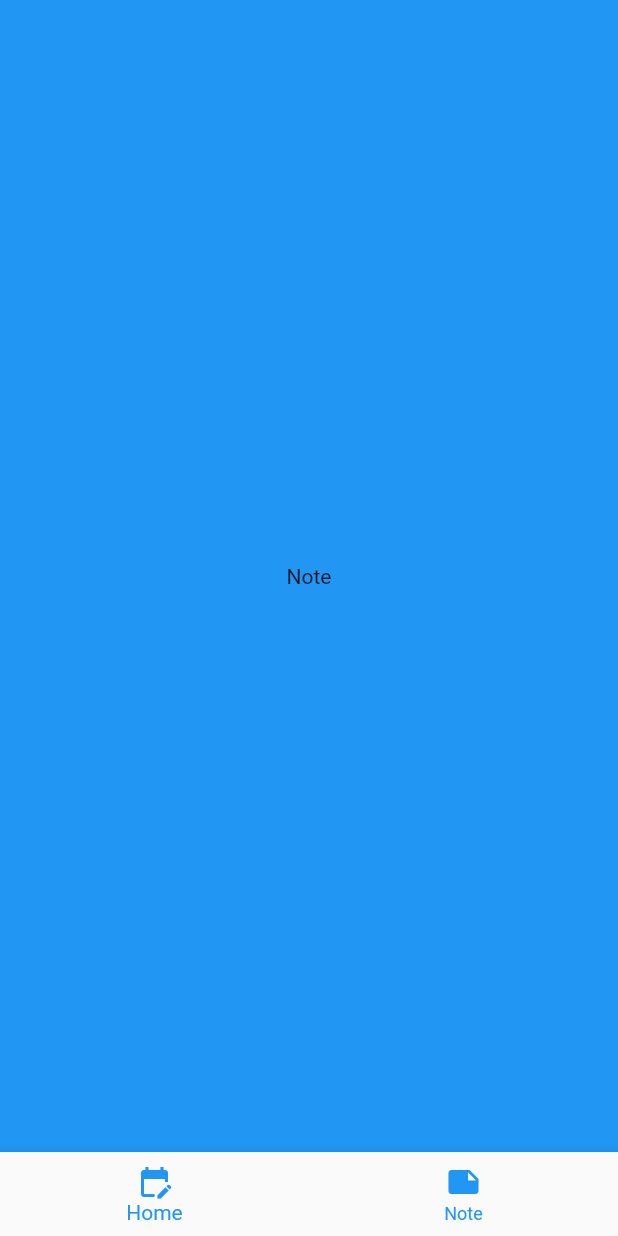
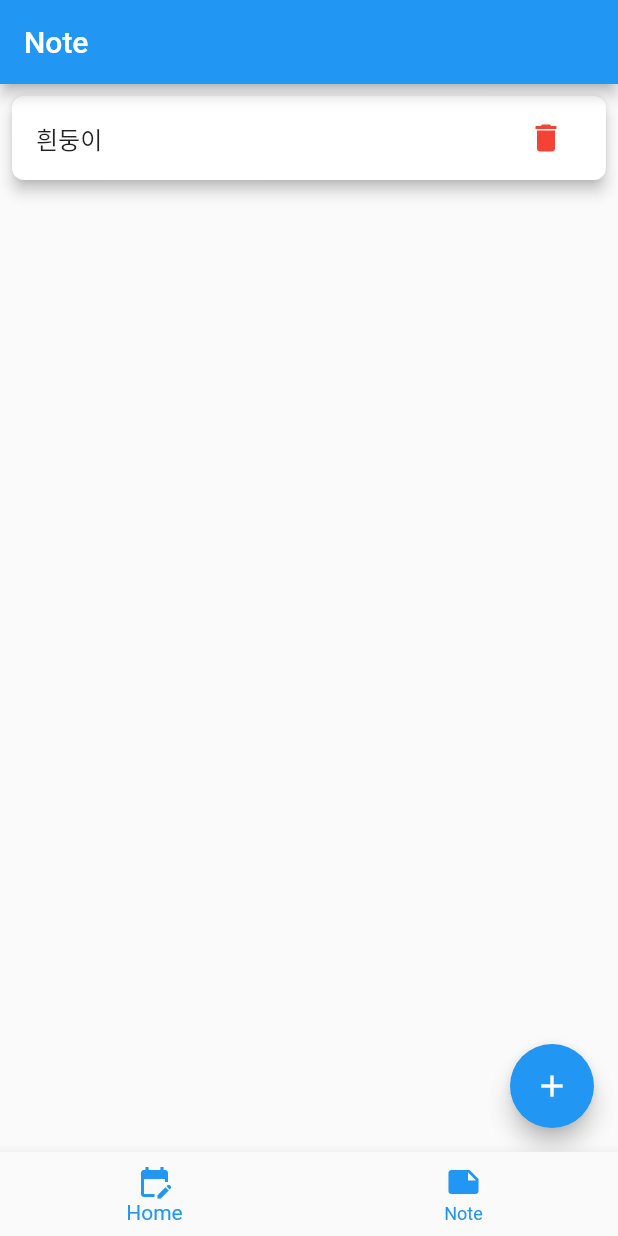
Before and after one commit to mjhdevil/todo, a Flutter app: the screen it shows after launch, item 2 of the bottom bar chosen, on a phone screen of 412 x 824 dp. Run offline on Flutter 3.47's test engine with Material 2 defaults, Android fonts, the light colour scheme and no system bars; our stand-ins replace flutter_native_splash, get.

Commit message:
Note Commit
// getx 사용해서 수정해야함

```diff
--- a/lib/view/note.dart
+++ b/lib/view/note.dart
@@ -1,15 +1,94 @@
 import 'package:flutter/material.dart';
+import 'package:get/get.dart';
+import 'package:todo/controller/controller.dart';
 
-class Note extends StatelessWidget {
-  const Note({Key? key}) : super(key: key);
+class Note extends StatefulWidget {
+  NoteController noteController =
+  Get.put(NoteController());
+  Note({Key? key}) : super(key: key);
+
+  @override
+  State<Note> createState() => _NoteState();
+}
+
+class _NoteState extends State<Note> {
+
+  List todos = [];
+  String input = "";
+
+
+  @override
+  void initState() {
+    super.initState();
+    todos.add("흰둥이");
+  }
 
   @override
   Widget build(BuildContext context) {
     return Scaffold(
-      backgroundColor: Colors.blue,
-      body: Center(
-        child: Text('Note'),
+      appBar: AppBar(
+        title: Text("Note"),
       ),
+      floatingActionButton: FloatingActionButton(
+        onPressed: () {
+          showDialog(
+              context: context,
+              builder: (BuildContext context) {
+                return AlertDialog(
+                    title: Text("Note"),
+                    content: TextField(
+                      onChanged: (String value) {
+                        input = value;
+                      },
+                    ),
+                    actions: <Widget>[
+                      TextButton(onPressed: (){
+                        setState(() {
+                          todos.add(input); // 글쓰기 안했을경우 등록 수저해야함 ★★★
+                        });
+                        Navigator.of(context).pop();	// input 입력 후 창 닫히도록
+                      },
+                          child: Text("등록")),
+                      TextButton(onPressed: (){
+                        setState(() {
+                        });
+                        Get.back();	// 닫기
+                      },
+                          child: Text("닫기")),
+                    ]
+                );
+              });
+        },
+        child: Icon(
+          Icons.add,
+          color: Colors.white,
+        ),
+      ),
+      body: ListView.builder(
+          itemCount: todos.length,
+          itemBuilder: (BuildContext context, int index) {
+            return Dismissible(	// 삭제 버튼 및 기능 추가
+                key: Key(todos[index]),
+                child: Card(
+                    elevation: 4,
+                    margin: EdgeInsets.all(8),
+                    shape: RoundedRectangleBorder(borderRadius:
+                    BorderRadius.circular(8)
+                    ),
+                    child: ListTile(
+                      title: Text(todos[index]),
+                      trailing: IconButton(icon: Icon(
+                          Icons.delete,
+                          color: Colors.red
+                      ),
+                          onPressed: () {
+                            setState(() {
+                              todos.removeAt(index);
+                            });
+                          }),
+                    )
+                ));
+          }),
     );
   }
 }
```
Also changed, not shown: lib/view/home.dart (+6 -1 lines).
